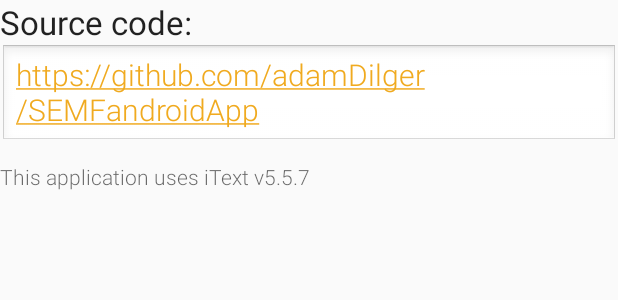
After one commit to adamDilger/SEMFandroidApp, an Android app: the layout dialog_more_info.xml on its own in the app's theme, with its tools: preview values and no code run, on a phone screen of 412 x 824 dp. The commit adds this screen. Shown: the top 300 px of the screen. Run offline under Robolectric (Android 15) with nearby library versions, the phone set to English and light mode, and no system bars; Roboto replaces fonts that are not available here.

Commit message:
Added licensing info

```diff
--- /dev/null
+++ b/app/src/main/res/layout/dialog_more_info.xml
@@ -0,0 +1,22 @@
+<?xml version="1.0" encoding="utf-8"?>
+<LinearLayout xmlns:android="http://schemas.android.com/apk/res/android"
+    android:orientation="vertical" android:layout_width="match_parent"
+    android:layout_height="match_parent">
+    <TextView
+        style="@style/Base.TextAppearance.AppCompat.Large"
+        android:text="Source code:"
+        android:layout_width="wrap_content"
+        android:layout_height="wrap_content" />
+    <TextView
+            android:text="@string/source_link"
+            android:autoLink="web"
+            android:layout_width="wrap_content"
+            android:layout_height="wrap_content"
+            android:background="@android:drawable/edit_text"/>
+    <TextView
+        style="@android:style/TextAppearance.Small"
+        android:paddingTop="10dp"
+        android:text="This application uses iText v5.5.7"
+        android:layout_width="wrap_content"
+        android:layout_height="wrap_content" />
+</LinearLayout>
--- a/app/src/main/res/menu/menu_main.xml
+++ b/app/src/main/res/menu/menu_main.xml
@@ -2,6 +2,11 @@
     xmlns:app="http://schemas.android.com/apk/res-auto"
     xmlns:tools="http://schemas.android.com/tools" tools:context=".MainActivity">
 
+    <item android:id="@+id/menu_more_info"
+        android:title="More Info"
+        android:showAsAction="always"
+        android:icon="@android:drawable/ic_menu_info_details"
+        />
     <item
         android:id="@+id/menu_user_profile"
         android:title="User Profile"
--- a/app/src/main/res/values/strings.xml
+++ b/app/src/main/res/values/strings.xml
@@ -12,6 +12,8 @@
     <string name="home_incident">\u2022 INCIDENT</string>
     <string name="home_site_inctruct">\u2022 SITE INSTRUCTION</string>
     <string name="home_non_conform">\u2022 NON CONFORMANCE</string>
+
+    <string name="source_link">https://github.com/adamDilger/SEMFandroidApp</string>
 
     <!-- USER PROFILE -->
     <string name="up_name">Name</string>
```
Also changed, not shown: app/src/main/java/com/semfapp/adamdilger/semf/MainActivity.java (+34 -0 lines).
